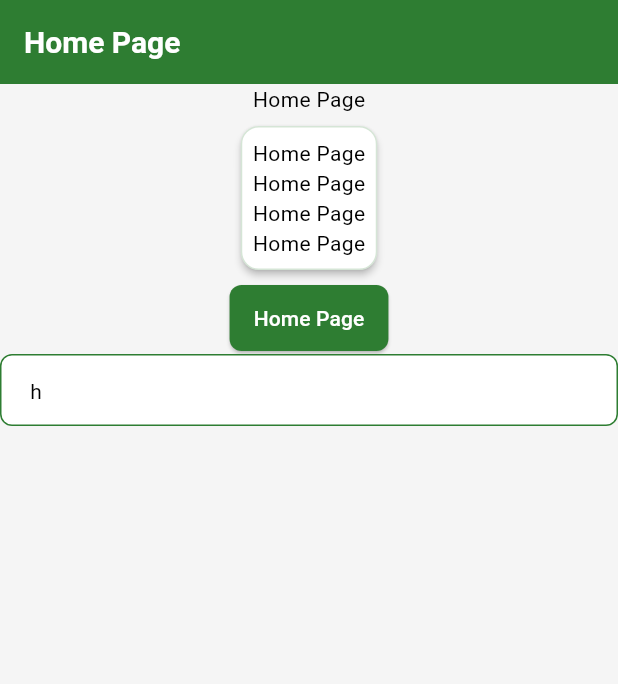
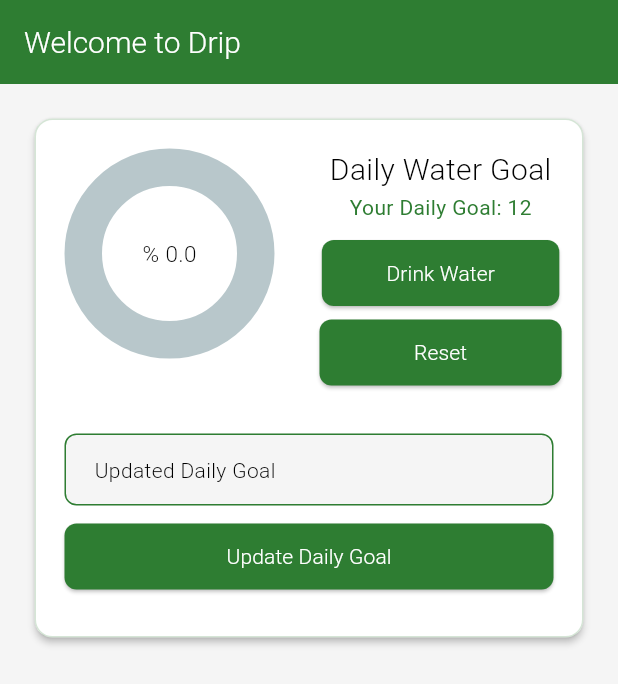
Before and after one commit to pamiracar/drip, a Flutter app: the screen it shows after launch, on a phone screen of 412 x 824 dp. Shown: the top 684 px of the screen. Run offline on Flutter 3.47's test engine with Material 3 defaults, Android fonts, the phone set to English and light mode, and no system bars; drawn by our look-alikes of percent_indicator; our stand-ins replace flutter_screenutil, get, sqflite; missing offline and left inert: dart:ffi; accounts and stored records are empty.

Commit message:
sqflite setted up
daily goal is saving to db.

```diff
--- /dev/null
+++ b/lib/models/task.dart
@@ -0,0 +1,10 @@
+class Drip{
+  final int content, id;
+  final String key;
+
+  Drip({
+    required this.id,
+    required this.key,
+    required this.content,
+  });
+}
--- a/lib/pages/home_page/home_page.dart
+++ b/lib/pages/home_page/home_page.dart
@@ -1,6 +1,8 @@
+import 'package:drip/models/task.dart';
 import 'package:drip/pages/home_page/home_page_controller.dart';
 import 'package:flutter/material.dart';
 import 'package:get/get_state_manager/get_state_manager.dart';
+import 'package:percent_indicator/circular_percent_indicator.dart';
 
 class HomePage extends GetView<HomePageController> {
   const HomePage({super.key});
@@ -8,33 +10,129 @@ class HomePage extends GetView<HomePageController> {
   @override
   Widget build(BuildContext context) {
     return Scaffold(
-      appBar: AppBar(title: const Text("Home Page")),
+      appBar: AppBar(
+        title: const Text(
+          "Welcome to Drip",
+          style: TextStyle(fontWeight: FontWeight.w300),
+        ),
+      ),
       body: Center(
+        child: Padding(
+          padding: const EdgeInsets.all(15.0),
           child: Column(
             children: [
-            const Text("Home Page"),
-            Card(
+              SizedBox(
+                width: MediaQuery.of(context).size.width,
+                child: Card(
                   child: Padding(
-                padding: const EdgeInsets.all(8.0),
+                    padding: const EdgeInsets.all(20.0),
                     child: Column(
                       children: [
-                    const Text("Home Page"),
-                    const Text("Home Page"),
-                    const Text("Home Page"),
-                    const Text("Home Page"),
+                        Obx(
+                          () => Row(
+                            crossAxisAlignment: CrossAxisAlignment.start,
+                            mainAxisAlignment: MainAxisAlignment.start,
+                            children: [
+                              Column(
+                                children: [
+                                  CircularPercentIndicator(
+                                    radius: 70.0,
+                                    lineWidth: 25.0,
+                                    percent: controller.waterPercentage.clamp(
+                                      0.0,
+                                      1.0,
+                                    ),
+                                    circularStrokeCap: CircularStrokeCap.round,
+                                    center: Text(
+                                      "% ${(controller.waterPercentage * 100).toStringAsFixed(1)}",
+                                      style: TextStyle(
+                                        fontSize: 15,
+                                        fontWeight: FontWeight.w300,
+                                      ),
+                                    ),
+                                    progressColor: Theme.of(
+                                      context,
+                                    ).primaryColor,
+                                  ),
+                                ],
+                              ),
+                              SizedBox(width: 30),
+                              Column(
+                                children: [
+                                  const Text(
+                                    "Daily Water Goal",
+                                    style: TextStyle(
+                                      fontWeight: FontWeight.w300,
+                                      fontSize: 20,
+                                    ),
+                                  ),
+                                  Obx(
+                                    () => Text(
+                                      "Your Daily Goal: ${controller.waterGoal.value}",
+                                      style: TextStyle(
+                                        color: Theme.of(context).primaryColor,
+                                      ),
+                                    ),
+                                  ),
+                                  SizedBox(height: 10),
+                                  ElevatedButton(
+                                    onPressed: controller.incrementWater,
+                                    child: Padding(
+                                      padding: const EdgeInsets.symmetric(
+                                        horizontal: 27.0,
+                                      ),
+                                      child: const Text(
+                                        "Drink Water",
+                                        style: TextStyle(
+                                          fontWeight: FontWeight.w300,
+                                        ),
+                                      ),
+                                    ),
+                                  ),
+                                  SizedBox(height: 5),
+                                  ElevatedButton(
+                                    onPressed: controller.resetWater,
+                                    child: Padding(
+                                      padding: const EdgeInsets.symmetric(
+                                        horizontal: 47.0,
+                                      ),
+                                      child: const Text(
+                                        "Reset",
+                                        style: TextStyle(
+                                          fontWeight: FontWeight.w300,
+                                        ),
+                                      ),
+                                    ),
+                                  ),
+                                ],
+                              ),
                             ],
                           ),
                         ),
+                        SizedBox(height: 30),
+                        TextFormField(
+                          controller: controller.goalController,
+                          style: TextStyle(fontWeight: FontWeight.w300),
+                          decoration: InputDecoration(
+                            hint: Text(
+                              "Updated Daily Goal",
+                              style: TextStyle(
+                                fontWeight: FontWeight.w300
                               ),
-            ElevatedButton(onPressed: () {}, child: const Text("Home Page")),
-            TextFormField(
-              decoration: InputDecoration(
-                hint: const Text("h"),
-                border: OutlineInputBorder(
-                  borderRadius: BorderRadius.circular(12),
-                  borderSide: BorderSide(
-                    color: Theme.of(context).colorScheme.primary,
-                    width: 2,
+                            )
+                          ),
+                          keyboardType: TextInputType.number,
+                        ),
+                        SizedBox(height: 10),
+                        ElevatedButton(
+                          onPressed: controller.updateDailyGoal,
+                          child: Row(
+                            mainAxisAlignment: MainAxisAlignment.center,
+                            children: [const Text("Update Daily Goal", style: TextStyle(fontWeight: FontWeight.w300),)],
+                          ),
+                        ),
+                        SizedBox(height: 10),
+                      ],
                     ),
                   ),
                 ),
@@ -42,6 +140,7 @@ class HomePage extends GetView<HomePageController> {
             ],
           ),
         ),
+      ),
     );
   }
 }
--- a/lib/pages/home_page/home_page_controller.dart
+++ b/lib/pages/home_page/home_page_controller.dart
@@ -1,11 +1,69 @@
+import 'package:drip/models/task.dart';
+import 'package:drip/services/db_service.dart';
 import 'package:flutter/material.dart';
-import 'package:get/get_state_manager/get_state_manager.dart';
+import 'package:get/state_manager.dart';
 
-class HomePageController extends GetxController{
+class HomePageController extends GetxController {
+  RxInt waterGoal = 12.obs;
+  RxInt waterDrank = 0.obs;
+  TextEditingController goalController = TextEditingController();
+  final DatabaseService databaseService = DatabaseService.instance;
+
+  double get waterPercentage =>
+      waterGoal.value == 0 ? 0 : waterDrank.value / waterGoal.value;
+
+  void incrementWater() {
+    if (waterDrank.value < waterGoal.value) {
+      waterDrank.value++;
+    }
+  }
+
+  void resetWater() {
+    waterDrank.value = 0;
+  }
+
+  void updateGoal(int newGoal) {
+    waterGoal.value = newGoal;
+    waterDrank.value = 0;
+  }
+
+  Future<void> addDailyGoal() async {
+    final List<Drip>? dripList = await databaseService.getDrip();
+    if (dripList!.isEmpty) {
+      await databaseService.addRow("daily_goal", 12);
+    }
+  }
+
+  void updateDailyGoal() {
+    final String dailyGoalString = goalController.text;
+    if (dailyGoalString == "") return;
+    final int dailyGoal = int.parse(dailyGoalString);
+
+    databaseService.updateDailyGoal(1, dailyGoal);
+    waterGoal.value = dailyGoal;
+    goalController.clear();
+    debugPrint("update completed successfuly");
+  }
+
+  Future<void> _loadWaterGoal() async {
+    final List<Drip>? dripList = await databaseService.getDrip();
+
+    if (dripList != null && dripList.isNotEmpty) {
+      final Drip ilkDrip = dripList.first;
+
+      debugPrint(ilkDrip.id.toString());
+      debugPrint(ilkDrip.key);
+      debugPrint(ilkDrip.content.toString());
+
+      waterGoal.value = ilkDrip.content;
+    }
+  }
+
   @override
-  void onInit() {
-    // TODO: implement onInit
+  void onInit(){
     super.onInit();
-    debugPrint("mreg");
+    addDailyGoal();
+    _loadWaterGoal();
+    databaseService.printd();
   }
 }
--- a/lib/theme/theme.dart
+++ b/lib/theme/theme.dart
@@ -144,7 +144,7 @@ class AppTheme {
     ),),
     inputDecorationTheme: InputDecorationTheme(
       filled: true,
-      fillColor: AppColors.lightSurface,
+      fillColor: AppColors.lightBackground,
       border: OutlineInputBorder(
         borderRadius: BorderRadius.circular(8),
         borderSide: const BorderSide(
--- a/pubspec.yaml
+++ b/pubspec.yaml
@@ -35,6 +35,11 @@ dependencies:
   # Use with the CupertinoIcons class for iOS style icons.
   cupertino_icons: ^1.0.8
   get: ^4.7.2
+  percent_indicator: ^4.2.5
+  flutter_screenutil: ^5.9.3
+  sqflite: ^2.4.2
+  path: ^1.9.1
+  path_provider: ^2.1.5
 
 dev_dependencies:
   flutter_test:
```
Also changed, not shown: lib/main.dart (+17 -2 lines), lib/services/db_service.dart (added, +86 -0 lines), pubspec.lock, 10 other files. Lines whose indentation alone changed are shown as unchanged.
